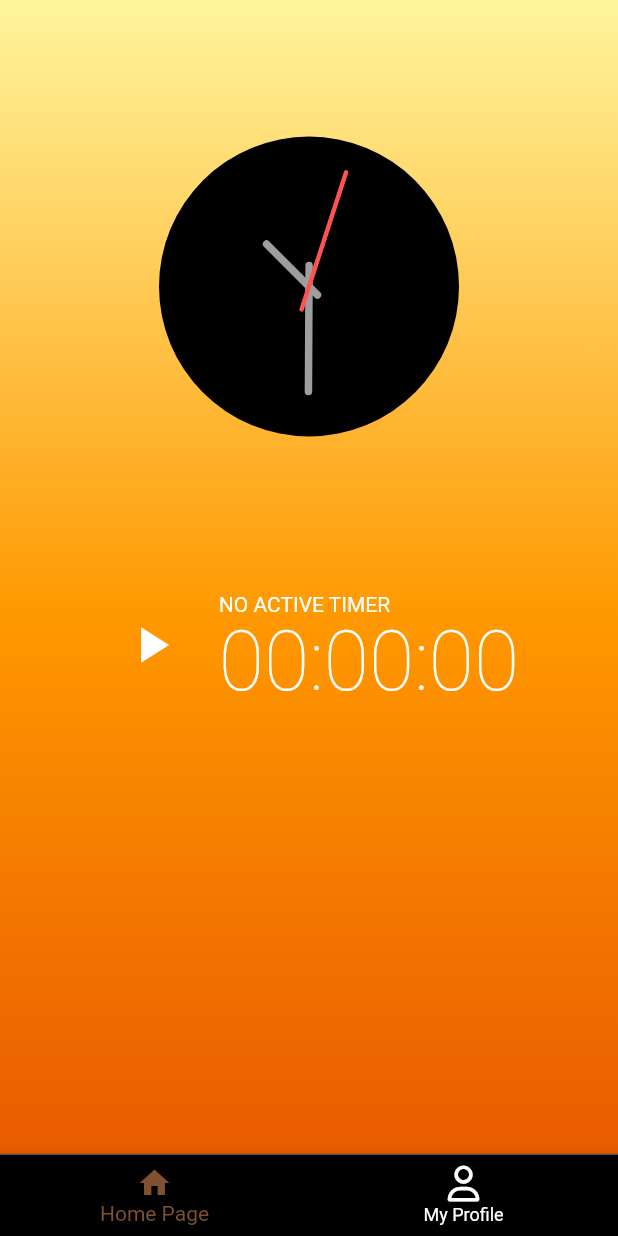
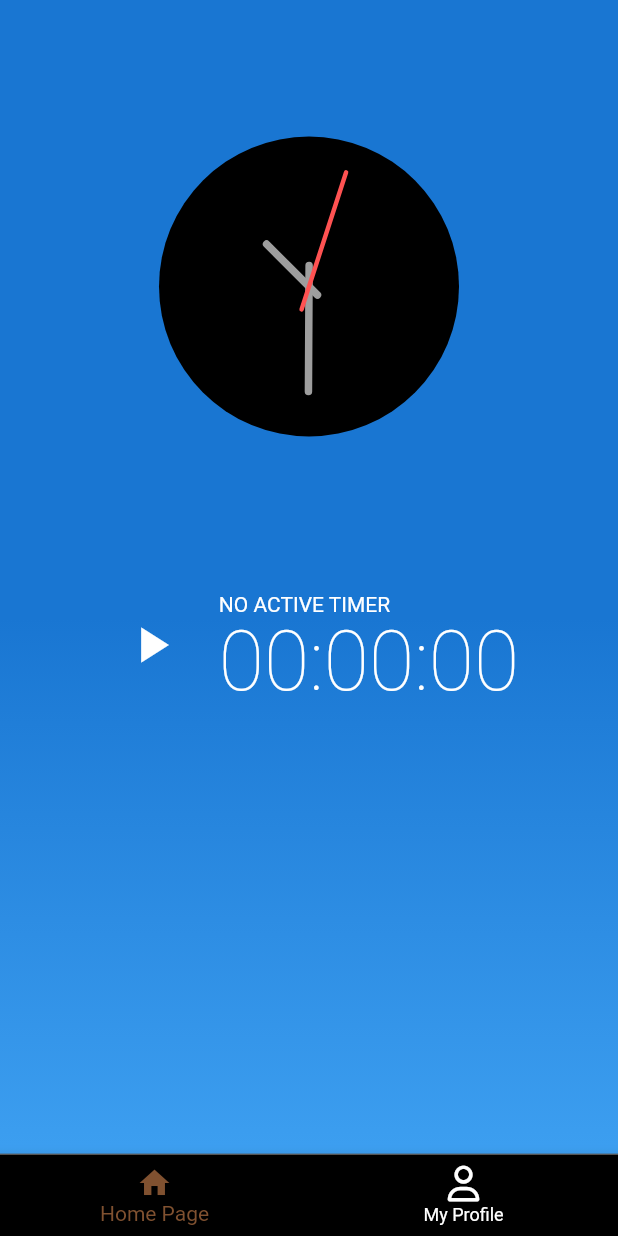
Before and after one commit to hassan-zafar/salary_tracking_app, a Flutter app: the screen it shows once a user with an empty profile is signed in, on a phone screen of 412 x 824 dp. Run offline on Flutter 3.47's test engine with Material 2 defaults, Android fonts, the light colour scheme and no system bars; drawn by our look-alikes of blurrycontainer; our stand-ins replace bot_toast, cached_network_image, cloud_firestore, file_picker, firebase_auth, firebase_core and 13 more; missing offline and left inert: list_tile_switch; accounts and stored records are empty.

Commit message:
updated colors

```diff
--- a/lib/consts/colors.dart
+++ b/lib/consts/colors.dart
@@ -13,11 +13,11 @@ class ColorsConsts {
   static Color cartColor = const Color(0xFF5E35B1); //deep purple 600
   static Color cartBadgeColor = const Color(0xFFBA68C8); //purple 300
 
-  static Color gradiendFStart = Colors.yellow.shade200; //purpleaccent 100
-  static Color gradiendFEnd = Colors.orange.shade900; //purple 100
-  static Color endColor = const Color(0xFFCE93D8); //purple 200
+  static Color gradiendFStart = Colors.blue.shade700; //purpleaccent 100
+  static Color gradiendFEnd = Colors.blue.shade400; //purple 100
   static Color purple300 = const Color(0xFFBA68C8); //purple 300
   static Color gradiendLEnd = Colors.green; //Pink
   static Color gradiendLStart =  Colors.yellowAccent; //purple 500
   static Color starterColor = const Color(0xFF8E24AA); //purple 600
+  static Color endColor = const Color(0xFFCE93D8); //purple 200
   static Color purple800 = const Color(0xFF6A1B9A);}
--- a/lib/widgets/bottom_bar.dart
+++ b/lib/widgets/bottom_bar.dart
@@ -58,7 +58,7 @@ class _BottomBarScreenState extends State<BottomBarScreen> {
           end: Alignment.bottomCenter,
           colors: [
             ColorsConsts.gradiendFStart,
-            Colors.orange,
+            Colors.blue.shade700,
             ColorsConsts.gradiendFEnd,
           ],
         ),
```
Also changed, not shown: dist/web/assets/packages/font_awesome_flutter/lib/fonts/fa-brands-400.ttf (added), dist/web/assets/packages/font_awesome_flutter/lib/fonts/fa-regular-400.ttf (added), dist/web/assets/packages/font_awesome_flutter/lib/fonts/fa-solid-900.ttf (added), package-lock.json, 24 other files.
